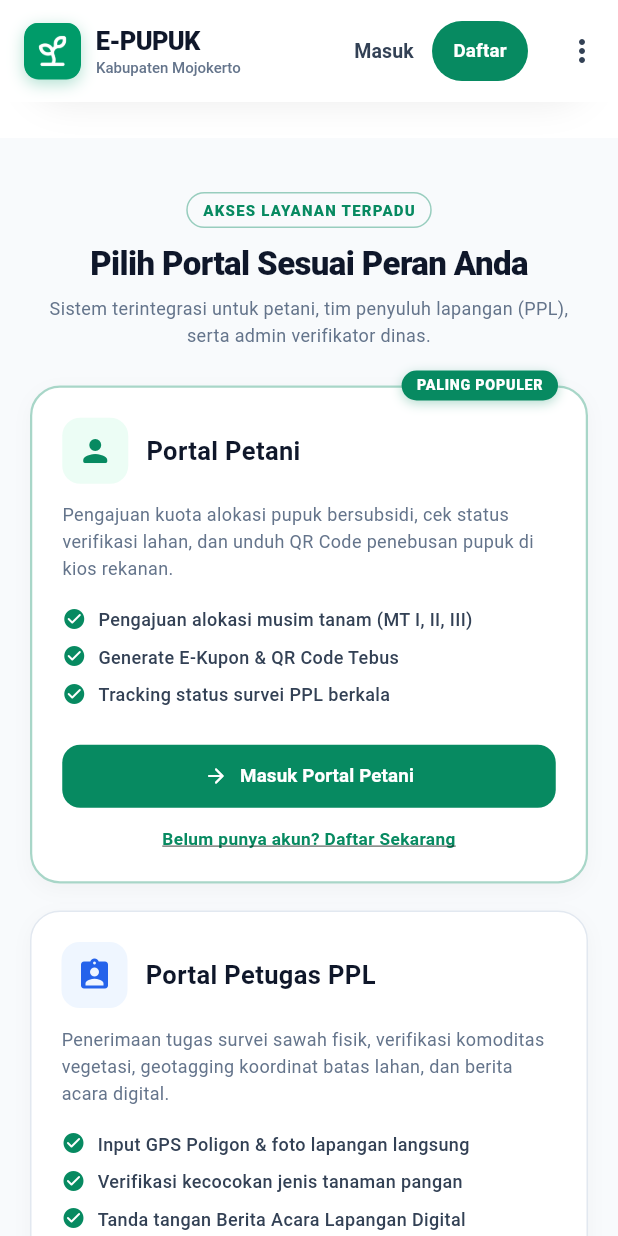
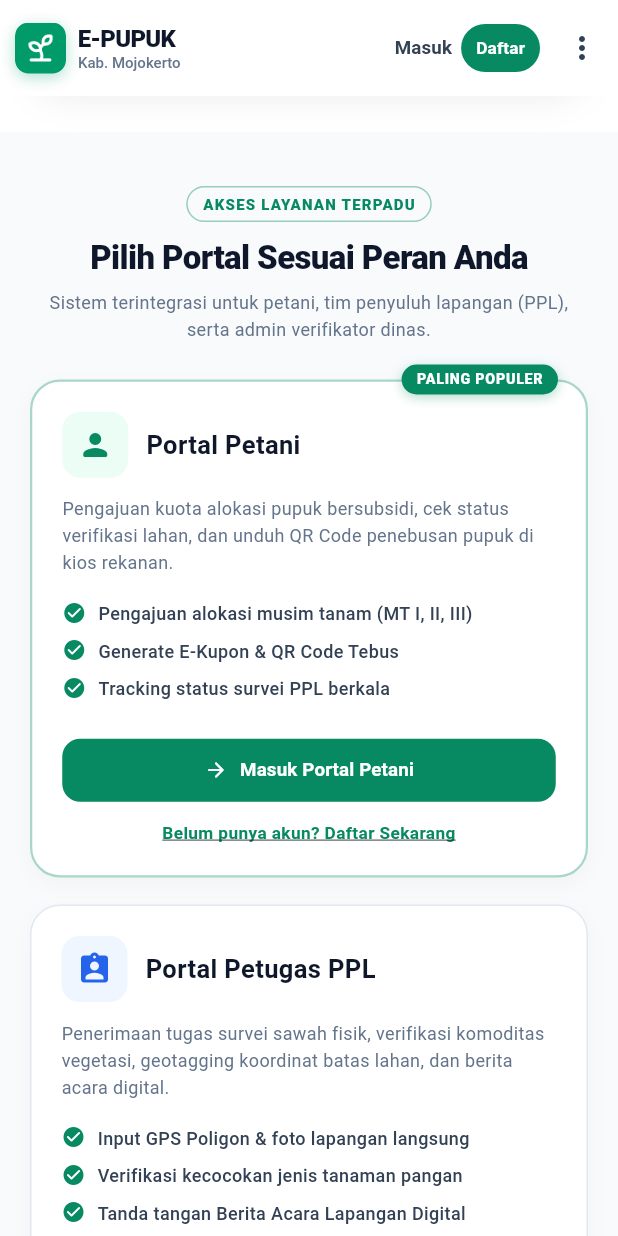
Before and after one commit to syarifatullahcev-cmyk/e-pupuk, a Flutter app: the screen it shows after launch, scrolled down 576 dp, on a phone screen of 412 x 824 dp. Run offline on Flutter 3.47's test engine with Material 3 defaults, Android fonts, the phone set to English and light mode, and no system bars; our stand-ins replace flutter_map, geolocator, image_picker, latlong2, qr_flutter, shared_preferences; missing offline and left inert: mobile_scanner.

Commit message:
fix(landing): fix 3.7px AppBar title overflow on narrow viewports

```diff
--- a/mobile/lib/screens/landing/landing_screen.dart
+++ b/mobile/lib/screens/landing/landing_screen.dart
@@ -95,27 +95,32 @@ class _LandingScreenState extends State<LandingScreen> {
       backgroundColor: Colors.white,
       elevation: 0.5,
       surfaceTintColor: Colors.transparent,
-      titleSpacing: 16,
-      toolbarHeight: 68,
+      titleSpacing: 10,
+      toolbarHeight: 64,
       title: Row(
         children: [
-          const AppLogo(size: 38),
-          const SizedBox(width: 10),
-          Column(
+          const AppLogo(size: 34, borderRadius: 9),
+          const SizedBox(width: 8),
+          Expanded(
+            child: Column(
               crossAxisAlignment: CrossAxisAlignment.start,
               mainAxisSize: MainAxisSize.min,
               children: const [
                 Text(
                   'E-PUPUK',
+                  maxLines: 1,
+                  overflow: TextOverflow.ellipsis,
                   style: TextStyle(
-                  fontSize: 17,
+                    fontSize: 16,
                     fontWeight: FontWeight.w900,
                     color: Color(0xFF0F172A),
                     letterSpacing: -0.5,
                   ),
                 ),
                 Text(
-                'Kabupaten Mojokerto',
+                  'Kab. Mojokerto',
+                  maxLines: 1,
+                  overflow: TextOverflow.ellipsis,
                   style: TextStyle(
                     fontSize: 10,
                     fontWeight: FontWeight.w500,
@@ -123,6 +128,7 @@ class _LandingScreenState extends State<LandingScreen> {
                   ),
                 ),
               ],
+            ),
           ),
         ],
       ),
@@ -136,20 +142,21 @@ class _LandingScreenState extends State<LandingScreen> {
             );
           },
           style: TextButton.styleFrom(
-            padding: const EdgeInsets.symmetric(horizontal: 10),
+            padding: const EdgeInsets.symmetric(horizontal: 6),
+            minimumSize: const Size(48, 36),
           ),
           child: const Text(
             'Masuk',
             style: TextStyle(
               color: Color(0xFF334155),
               fontWeight: FontWeight.w700,
-              fontSize: 13,
+              fontSize: 12.5,
             ),
           ),
         ),
         // Tombol Daftar Petani
         Padding(
-          padding: const EdgeInsets.only(right: 12),
+          padding: const EdgeInsets.only(right: 4),
           child: ElevatedButton(
             onPressed: () {
               Navigator.push(
@@ -161,15 +168,16 @@ class _LandingScreenState extends State<LandingScreen> {
               backgroundColor: AppTheme.primaryGreen,
               foregroundColor: Colors.white,
               elevation: 0,
-              padding: const EdgeInsets.symmetric(horizontal: 14, vertical: 8),
+              padding: const EdgeInsets.symmetric(horizontal: 10, vertical: 6),
+              minimumSize: const Size(40, 32),
               shape: RoundedRectangleBorder(
-                borderRadius: BorderRadius.circular(20),
+                borderRadius: BorderRadius.circular(16),
               ),
             ),
             child: const Text(
               'Daftar',
               style: TextStyle(
-                fontSize: 12.5,
+                fontSize: 11.5,
                 fontWeight: FontWeight.w700,
               ),
             ),
```
Lines whose indentation alone changed are shown as unchanged.
